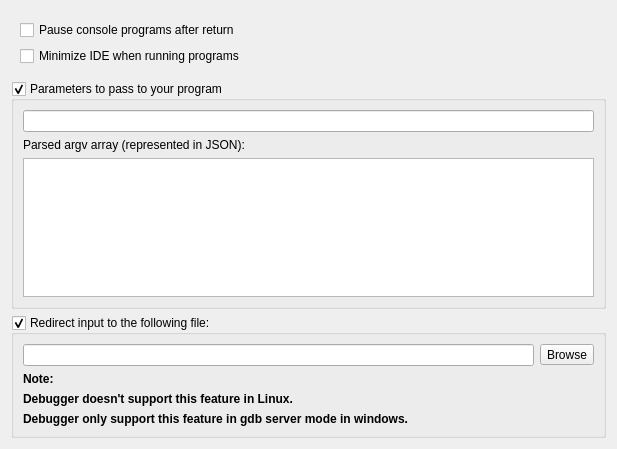
royqh1979/RedPanda-CPP, file RedPandaIDE/settingsdialog/executorgeneralwidget.ui: the form before one commit.
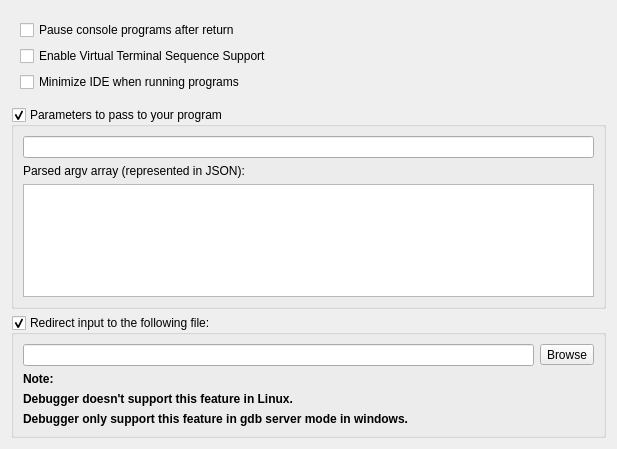
The form after the commit. Icons and pictures are not drawn.

Commit message: Improvement of terminal support

```diff
--- a/RedPandaIDE/settingsdialog/executorgeneralwidget.ui
+++ b/RedPandaIDE/settingsdialog/executorgeneralwidget.ui
@@ -24,6 +24,13 @@
         </property>
        </widget>
       </item>
+      <item>
+       <widget class="QCheckBox" name="chkVTSeq">
+        <property name="text">
+         <string>Enable Virtual Terminal Sequence Support</string>
+        </property>
+       </widget>
+      </item>
       <item>
        <widget class="QCheckBox" name="chkMinimizeOnRun">
         <property name="text">
@@ -67,8 +74,7 @@
        </widget>
       </item>
       <item>
-       <widget class="QTextBrowser" name="txtParsedArgsInJson">
-       </widget>
+       <widget class="QTextBrowser" name="txtParsedArgsInJson"/>
       </item>
      </layout>
     </widget>
```
The commit also changes 10 other files.
